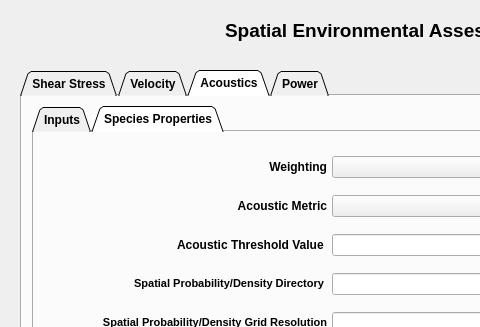
First picture: the form in seat/stressor_receptor_calc_dialog_base.ui, repository sandialabs/seat-qgis-plugin, before the edit; both pictures show x 0 to 480 and y 0 to 327 of the 800 by 591 pixel window.
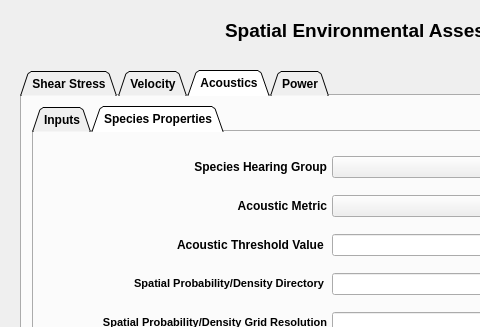
Second picture: the form after the edit. The open tabs and pages were chosen to show the change. Icons and pictures are not drawn.

What changed in the file:
```diff
--- a/seat/stressor_receptor_calc_dialog_base.ui
+++ b/seat/stressor_receptor_calc_dialog_base.ui
@@ -948,7 +948,7 @@
            <string>&lt;html&gt;&lt;head/&gt;&lt;body&gt;&lt;p&gt;Select the method of determining the acoustic value to use. &lt;/p&gt;&lt;/body&gt;&lt;/html&gt;</string>
           </property>
           <property name="text">
-           <string>&lt;html&gt;&lt;head/&gt;&lt;body&gt;&lt;p align=&quot;right&quot;&gt;Weighting&lt;/p&gt;&lt;/body&gt;&lt;/html&gt;</string>
+           <string>&lt;html&gt;&lt;head/&gt;&lt;body&gt;&lt;p align=&quot;right&quot;&gt;Species Hearing Group&lt;/p&gt;&lt;/body&gt;&lt;/html&gt;</string>
           </property>
          </widget>
         </item>
```
Left out of the diff: 12 changed lines with no effect on the pictures.
